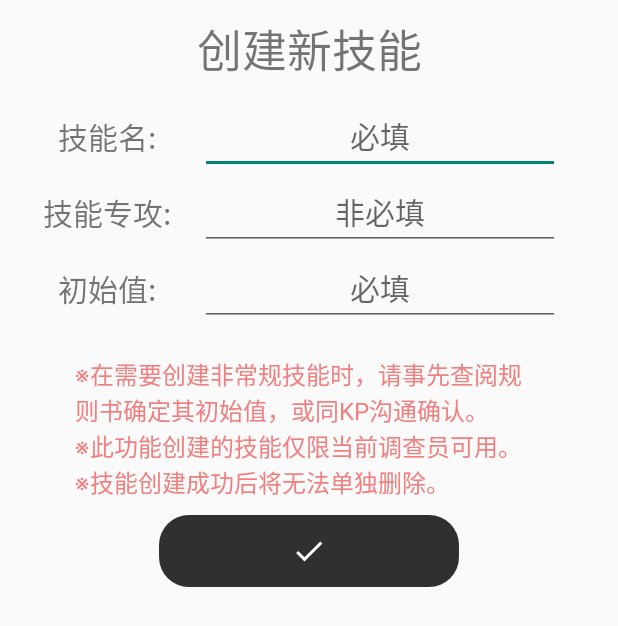
After one commit to KiyoharaBathory/CoC7thPCManager, an Android app: the layout dialog_new_skill.xml on its own in the app's theme, with its tools: preview values and no code run, on a phone screen of 412 x 824 dp. The commit adds this screen. Shown: the top 626 px of the screen. Run offline under Robolectric (Android 15) with nearby library versions, the phone set to English and light mode, and no system bars.

Commit message:
完善了剩余功能
暂时应该够用了

```diff
--- a/app/build.gradle
+++ b/app/build.gradle
@@ -10,8 +10,8 @@ android {
         applicationId "cn.kiyohara.cocplayercharactermanager"
         minSdkVersion 16
         targetSdkVersion 30
-        versionCode 3
-        versionName "0.31"
+        versionCode 4
+        versionName "1.00"
 
         testInstrumentationRunner "androidx.test.runner.AndroidJUnitRunner"
     }
--- a/app/src/main/AndroidManifest.xml
+++ b/app/src/main/AndroidManifest.xml
@@ -1,8 +1,8 @@
 <?xml version="1.0" encoding="utf-8"?>
 <manifest xmlns:android="http://schemas.android.com/apk/res/android"
     xmlns:tools="http://schemas.android.com/tools"
-    android:versionCode="3"
-    android:versionName="0.31"
+    android:versionCode="4"
+    android:versionName="1.00"
     package="cn.kiyohara.cocplayercharactermanager">
 
     <uses-permission android:name="android.permission.READ_EXTERNAL_STORAGE" />
--- a/app/src/main/java/cn/kiyohara/cocplayercharactermanager/db/character/SkillBean.java
+++ b/app/src/main/java/cn/kiyohara/cocplayercharactermanager/db/character/SkillBean.java
@@ -19,6 +19,9 @@ public class SkillBean {
     String customize, sName;
 
     public SkillBean() {
+        interestPoint = 0;
+        growthPoint = 0;
+        professionPoint = 0;
     }
 
     public List<SkillBean> getNewSkillList(Context context, int playerId) throws Exception {
--- a/app/src/main/java/cn/kiyohara/cocplayercharactermanager/frag_character_detail/SkillFragment.java
+++ b/app/src/main/java/cn/kiyohara/cocplayercharactermanager/frag_character_detail/SkillFragment.java
@@ -34,7 +34,7 @@ public class SkillFragment extends Fragment implements View.OnClickListener {
     ImageView showHideTitle;
     ListView skillLv;
     DetailActivity da;
-    SkillListAdapter adapter;
+    public SkillListAdapter adapter;
     int pcId;
     int selectedPos;
     int maxCredit, minCredit;
--- a/app/src/main/res/layout/dialog_dice.xml
+++ b/app/src/main/res/layout/dialog_dice.xml
@@ -44,13 +44,9 @@
         android:gravity="center"
         android:text="0"
         android:textSize="64sp"
+        android:layout_marginVertical="10dp"
         app:ticker_defaultPreferredScrollingDirection="down" />
 
-    <ImageView
-        android:layout_width="match_parent"
-        android:layout_height="1dp"
-        android:layout_marginHorizontal="40dp"
-        android:background="@color/btn" />
 
     <androidx.constraintlayout.widget.ConstraintLayout
         android:layout_width="match_parent"
--- /dev/null
+++ b/app/src/main/res/layout/dialog_new_skill.xml
@@ -0,0 +1,110 @@
+<?xml version="1.0" encoding="utf-8"?>
+<LinearLayout xmlns:android="http://schemas.android.com/apk/res/android"
+    xmlns:app="http://schemas.android.com/apk/res-auto"
+    android:layout_width="match_parent"
+    android:layout_height="match_parent"
+    android:orientation="vertical"
+    android:padding="10dp">
+
+    <TextView
+        android:layout_width="match_parent"
+        android:layout_height="wrap_content"
+        android:layout_marginBottom="10dp"
+        android:gravity="center"
+        android:text="创建新技能"
+        android:textSize="30sp" />
+
+    <androidx.constraintlayout.widget.ConstraintLayout
+        android:layout_width="match_parent"
+        android:layout_height="wrap_content">
+
+        <TextView
+            android:id="@+id/dialog_new_skill_sName_hint"
+            android:layout_width="wrap_content"
+            android:layout_height="wrap_content"
+            android:text="技能名:"
+            android:textSize="20sp"
+            app:layout_constraintBottom_toBottomOf="@id/dialog_new_skill_sName_et"
+            app:layout_constraintLeft_toLeftOf="parent"
+            app:layout_constraintRight_toLeftOf="@id/dialog_new_skill_sName_et"
+            app:layout_constraintTop_toTopOf="@id/dialog_new_skill_sName_et" />
+
+        <EditText
+            android:id="@+id/dialog_new_skill_sName_et"
+            android:layout_width="240dp"
+            android:layout_height="wrap_content"
+            android:gravity="center"
+            android:hint="必填"
+            android:textSize="20sp"
+            app:layout_constraintBottom_toTopOf="@id/dialog_new_skill_custom_et"
+            app:layout_constraintLeft_toRightOf="@id/dialog_new_skill_sName_hint"
+            app:layout_constraintRight_toRightOf="parent"
+            app:layout_constraintTop_toTopOf="parent" />
+
+        <TextView
+            android:id="@+id/dialog_new_skill_custom_hint"
+            android:layout_width="wrap_content"
+            android:layout_height="wrap_content"
+            android:text="技能专攻:"
+            android:textSize="20sp"
+            app:layout_constraintBottom_toBottomOf="@id/dialog_new_skill_custom_et"
+            app:layout_constraintLeft_toLeftOf="@id/dialog_new_skill_sName_hint"
+            app:layout_constraintRight_toRightOf="@id/dialog_new_skill_sName_hint"
+            app:layout_constraintTop_toTopOf="@id/dialog_new_skill_custom_et" />
+
+        <EditText
+            android:id="@+id/dialog_new_skill_custom_et"
+            android:layout_width="240dp"
+            android:layout_height="wrap_content"
+            android:gravity="center"
+            android:hint="非必填"
+            android:textSize="20sp"
+            app:layout_constraintBottom_toTopOf="@id/dialog_new_skill_init_et"
+            app:layout_constraintLeft_toLeftOf="@id/dialog_new_skill_sName_et"
+            app:layout_constraintRight_toRightOf="@id/dialog_new_skill_sName_et"
+            app:layout_constraintTop_toBottomOf="@id/dialog_new_skill_sName_et" />
+
+        <TextView
+            android:id="@+id/dialog_new_skill_init_hint"
+            android:layout_width="wrap_content"
+            android:layout_height="wrap_content"
+            android:text="初始值:"
+            android:textSize="20sp"
+            app:layout_constraintBottom_toBottomOf="@id/dialog_new_skill_init_et"
+            app:layout_constraintLeft_toLeftOf="@id/dialog_new_skill_sName_hint"
+            app:layout_constraintRight_toRightOf="@id/dialog_new_skill_sName_hint"
+            app:layout_constraintTop_toTopOf="@id/dialog_new_skill_init_et" />
+
+        <EditText
+            android:id="@+id/dialog_new_skill_init_et"
+            android:layout_width="240dp"
+            android:layout_height="wrap_content"
+            android:digits="0123456789"
+            android:inputType="number"
+            android:textSize="20sp"
+            android:gravity="center"
+            android:hint="必填"
+            app:layout_constraintBottom_toBottomOf="parent"
+            app:layout_constraintLeft_toLeftOf="@id/dialog_new_skill_sName_et"
+            app:layout_constraintRight_toRightOf="@id/dialog_new_skill_sName_et"
+            app:layout_constraintTop_toBottomOf="@id/dialog_new_skill_custom_et" />
+    </androidx.constraintlayout.widget.ConstraintLayout>
+
+    <TextView
+        android:layout_width="match_parent"
+        android:layout_height="wrap_content"
+        android:layout_marginHorizontal="40dp"
+        android:layout_marginTop="20dp"
+        android:text="※在需要创建非常规技能时，请事先查阅规则书确定其初始值，或同KP沟通确认。\n※此功能创建的技能仅限当前调查员可用。\n※技能创建成功后将无法单独删除。"
+        android:textColor="#F08080"
+        android:textSize="16sp" />
+
+    <ImageButton
+        android:id="@+id/dialog_new_skill_ensure"
+        android:layout_width="200dp"
+        android:layout_height="48dp"
+        android:layout_gravity="center_horizontal"
+        android:layout_marginVertical="10dp"
+        android:background="@drawable/btn_rect_solid"
+        android:src="@drawable/ic_check" />
+</LinearLayout>
```
Also changed, not shown: app/src/main/java/cn/kiyohara/cocplayercharactermanager/DetailActivity.java (+19 -1 lines), app/src/main/java/cn/kiyohara/cocplayercharactermanager/util/NewSkillDialog.java (added, +87 -0 lines).
